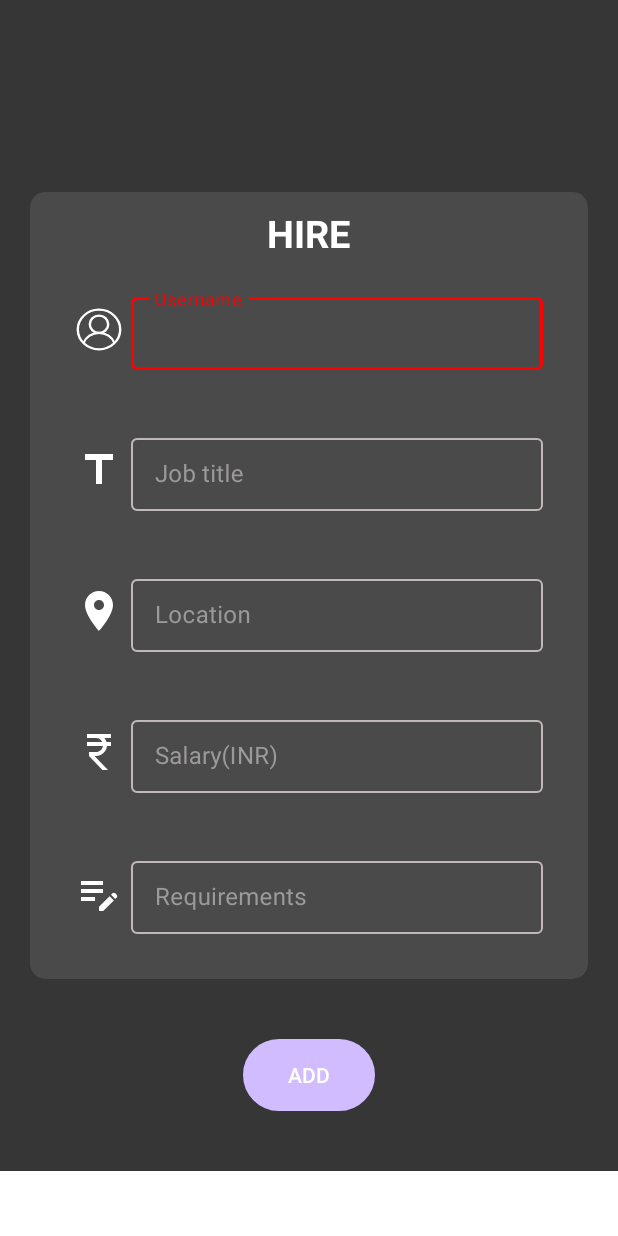
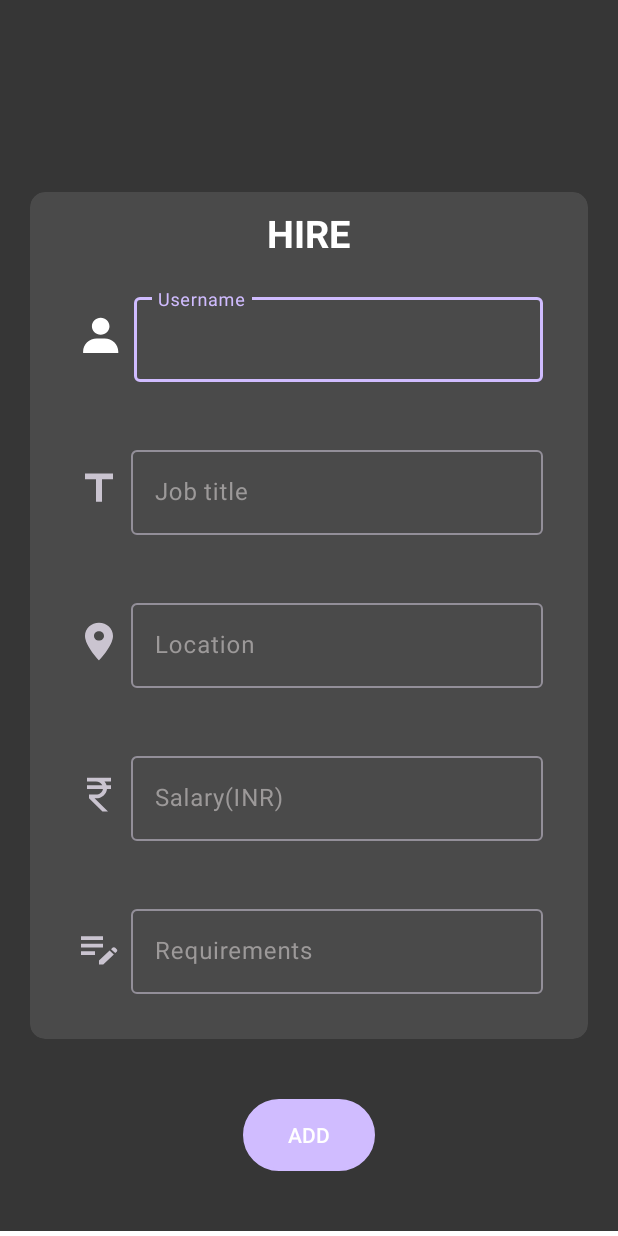
Before and after one commit to impratikspatil/HireASkill, an Android app: the layout fragment_add__job_fragment.xml on its own in the app's theme, with its tools: preview values and no code run, on a phone screen of 412 x 824 dp. Run offline under Robolectric (Android 15) with nearby library versions, the phone set to English and light mode, and no system bars.

Commit message:
Final Code till now

```diff
--- a/app/build.gradle
+++ b/app/build.gradle
@@ -60,6 +60,7 @@ dependencies {
     implementation 'androidx.navigation:navigation-ui-ktx:2.4.1'
     implementation 'com.google.firebase:firebase-storage-ktx:20.0.0'
     testImplementation 'junit:junit:4.+'
+    implementation 'com.google.android.material:material:1.0.0'
     androidTestImplementation 'androidx.test.ext:junit:1.1.3'
     androidTestImplementation 'androidx.test.espresso:espresso-core:3.4.0'
 }
--- a/app/src/main/res/drawable/ic_baseline_currency_rupee_24.xml
+++ b/app/src/main/res/drawable/ic_baseline_currency_rupee_24.xml
@@ -1,5 +1,10 @@
-<vector android:height="32dp" android:tint="#363636"
-    android:viewportHeight="24" android:viewportWidth="24"
-    android:width="32dp" xmlns:android="http://schemas.android.com/apk/res/android">
-    <path android:fillColor="@android:color/white" android:pathData="M13.66,7C13.1,5.82 11.9,5 10.5,5L6,5V3h12v2l-3.26,0c0.48,0.58 0.84,1.26 1.05,2L18,7v2l-2.02,0c-0.25,2.8 -2.61,5 -5.48,5H9.77l6.73,7h-2.77L7,14v-2h3.5c1.76,0 3.22,-1.3 3.46,-3L6,9V7L13.66,7z"/>
+<vector xmlns:android="http://schemas.android.com/apk/res/android"
+    android:width="32dp"
+    android:height="30dp"
+    android:viewportWidth="24"
+    android:viewportHeight="24"
+    android:tint="?attr/colorControlNormal">
+  <path
+      android:fillColor="@android:color/white"
+      android:pathData="M13.66,7C13.1,5.82 11.9,5 10.5,5L6,5V3h12v2l-3.26,0c0.48,0.58 0.84,1.26 1.05,2L18,7v2l-2.02,0c-0.25,2.8 -2.61,5 -5.48,5H9.77l6.73,7h-2.77L7,14v-2h3.5c1.76,0 3.22,-1.3 3.46,-3L6,9V7L13.66,7z"/>
 </vector>
--- a/app/src/main/res/drawable/ic_baseline_edit_note_24.xml
+++ b/app/src/main/res/drawable/ic_baseline_edit_note_24.xml
@@ -1,5 +1,10 @@
-<vector android:height="32dp" android:tint="#363636"
-    android:viewportHeight="24" android:viewportWidth="24"
-    android:width="32dp" xmlns:android="http://schemas.android.com/apk/res/android">
-    <path android:fillColor="@android:color/white" android:pathData="M3,10h11v2H3V10zM3,8h11V6H3V8zM3,16h7v-2H3V16zM18.01,12.87l0.71,-0.71c0.39,-0.39 1.02,-0.39 1.41,0l0.71,0.71c0.39,0.39 0.39,1.02 0,1.41l-0.71,0.71L18.01,12.87zM17.3,13.58l-5.3,5.3V21h2.12l5.3,-5.3L17.3,13.58z"/>
+<vector xmlns:android="http://schemas.android.com/apk/res/android"
+    android:width="32dp"
+    android:height="30dp"
+    android:viewportWidth="24"
+    android:viewportHeight="24"
+    android:tint="?attr/colorControlNormal">
+  <path
+      android:fillColor="@android:color/white"
+      android:pathData="M3,10h11v2H3V10zM3,8h11V6H3V8zM3,16h7v-2H3V16zM18.01,12.87l0.71,-0.71c0.39,-0.39 1.02,-0.39 1.41,0l0.71,0.71c0.39,0.39 0.39,1.02 0,1.41l-0.71,0.71L18.01,12.87zM17.3,13.58l-5.3,5.3V21h2.12l5.3,-5.3L17.3,13.58z"/>
 </vector>
--- a/app/src/main/res/drawable/ic_baseline_location_on_24.xml
+++ b/app/src/main/res/drawable/ic_baseline_location_on_24.xml
@@ -1,5 +1,10 @@
-<vector android:height="32dp" android:tint="#363636"
-    android:viewportHeight="24" android:viewportWidth="24"
-    android:width="32dp" xmlns:android="http://schemas.android.com/apk/res/android">
-    <path android:fillColor="@android:color/white" android:pathData="M12,2C8.13,2 5,5.13 5,9c0,5.25 7,13 7,13s7,-7.75 7,-13c0,-3.87 -3.13,-7 -7,-7zM12,11.5c-1.38,0 -2.5,-1.12 -2.5,-2.5s1.12,-2.5 2.5,-2.5 2.5,1.12 2.5,2.5 -1.12,2.5 -2.5,2.5z"/>
+<vector xmlns:android="http://schemas.android.com/apk/res/android"
+    android:width="32dp"
+    android:height="30dp"
+    android:viewportWidth="24"
+    android:viewportHeight="24"
+    android:tint="?attr/colorControlNormal">
+  <path
+      android:fillColor="@android:color/white"
+      android:pathData="M12,2C8.13,2 5,5.13 5,9c0,5.25 7,13 7,13s7,-7.75 7,-13c0,-3.87 -3.13,-7 -7,-7zM12,11.5c-1.38,0 -2.5,-1.12 -2.5,-2.5s1.12,-2.5 2.5,-2.5 2.5,1.12 2.5,2.5 -1.12,2.5 -2.5,2.5z"/>
 </vector>
--- a/app/src/main/res/drawable/ic_baseline_title_24.xml
+++ b/app/src/main/res/drawable/ic_baseline_title_24.xml
@@ -1,5 +1,10 @@
-<vector android:height="32dp" android:tint="#363636"
-    android:viewportHeight="24" android:viewportWidth="24"
-    android:width="32dp" xmlns:android="http://schemas.android.com/apk/res/android">
-    <path android:fillColor="@android:color/white" android:pathData="M5,4v3h5.5v12h3V7H19V4z"/>
+<vector xmlns:android="http://schemas.android.com/apk/res/android"
+    android:width="32dp"
+    android:height="30dp"
+    android:viewportWidth="24"
+    android:viewportHeight="24"
+    android:tint="?attr/colorControlNormal">
+  <path
+      android:fillColor="@android:color/white"
+      android:pathData="M5,4v3h5.5v12h3V7H19V4z"/>
 </vector>
--- a/app/src/main/res/drawable/user_profile.xml
+++ b/app/src/main/res/drawable/user_profile.xml
@@ -1,6 +1,6 @@
 <vector xmlns:android="http://schemas.android.com/apk/res/android"
-    android:width="32dp"
-    android:height="30dp"
+    android:width="24dp"
+    android:height="24dp"
     android:viewportWidth="24"
     android:viewportHeight="24">
   <path
--- a/app/src/main/res/layout/fragment_add__job_fragment.xml
+++ b/app/src/main/res/layout/fragment_add__job_fragment.xml
@@ -2,7 +2,6 @@
 
 <ScrollView
     xmlns:android="http://schemas.android.com/apk/res/android"
-    xmlns:app="http://schemas.android.com/apk/res-auto"
     xmlns:tools="http://schemas.android.com/tools"
     android:layout_height="match_parent"
     android:orientation="vertical"
@@ -16,7 +15,7 @@
     android:layout_height="wrap_content"
     xmlns:app="http://schemas.android.com/apk/res-auto"
     android:background="#363636"
-    tools:context=".Home.add_job_fragment">
+    tools:context=".Home.Add_Job_fragment">
 
 
 
@@ -61,9 +60,10 @@
                     <ImageView
                         android:layout_width="wrap_content"
                         android:layout_height="wrap_content"
+                        android:paddingStart="5dp"
                         android:layout_gravity="center_vertical"
-                        android:layout_marginEnd="5dp"
-                        android:src="@drawable/user_icon_white"
+                        android:layout_marginEnd="10dp"
+                        android:src="@drawable/user_profile"
 
                         >
 
@@ -72,17 +72,13 @@
                     <com.google.android.material.textfield.TextInputLayout
                         android:layout_width="match_parent"
                         android:layout_height="wrap_content"
-                        app:endIconMode="clear_text"
                         android:hint="@string/username"
-                        style="@style/LoginTextInputLayoutStyle"
                         android:textColorHint="@color/grey">
 
                         <com.google.android.material.textfield.TextInputEditText
                             android:id="@+id/txtName"
                             android:layout_width="match_parent"
                             android:layout_height="wrap_content"
-                            android:cursorVisible="true"
-                            android:textCursorDrawable="@drawable/cursor"
                             android:backgroundTint="@color/login_activity_color"
                             android:inputType="textPersonName"
                             android:textColor="#ffffff"
@@ -106,23 +102,19 @@
                         android:layout_height="wrap_content"
                         android:layout_gravity="center_vertical"
                         android:layout_marginEnd="5dp"
-                        android:src="@drawable/ic_baseline_title_24"
-                        app:tint="@color/white"/>
+                        android:src="@drawable/ic_baseline_title_24"/>
 
 
                     <com.google.android.material.textfield.TextInputLayout
                         android:layout_width="match_parent"
                         android:layout_height="wrap_content"
                         android:hint="@string/job_title"
-                        style="@style/LoginTextInputLayoutStyle"
-                        app:endIconMode="clear_text"
                         android:textColorHint="@color/grey">
 
                         <com.google.android.material.textfield.TextInputEditText
                             android:id="@+id/txtjobtitle"
                             android:layout_width="match_parent"
                             android:layout_height="wrap_content"
-                            android:textCursorDrawable="@drawable/cursor"
                             android:backgroundTint="@color/login_activity_color"
                             android:inputType="textShortMessage"
                             android:textColor="#ffffff" />
@@ -143,8 +135,7 @@
                         android:layout_height="wrap_content"
                         android:layout_gravity="center_vertical"
                         android:layout_marginEnd="5dp"
-                        android:src="@drawable/ic_baseline_location_on_24"
-                        app:tint="@color/white">
+                        android:src="@drawable/ic_baseline_location_on_24">
 
                     </ImageView>
 
@@ -153,15 +144,12 @@
                         android:layout_width="match_parent"
                         android:layout_height="wrap_content"
                         android:hint="@string/location"
-                        style="@style/LoginTextInputLayoutStyle"
-                        app:endIconMode="clear_text"
                         android:textColorHint="@color/grey">
 
                         <com.google.android.material.textfield.TextInputEditText
                             android:id="@+id/txtlocation"
                             android:layout_width="match_parent"
                             android:layout_height="wrap_content"
-                            android:textCursorDrawable="@drawable/cursor"
                             android:backgroundTint="@color/login_activity_color"
                             android:inputType="textShortMessage"
                             android:textColor="#ffffff"
@@ -185,8 +173,7 @@
                         android:layout_height="wrap_content"
                         android:layout_gravity="center_vertical"
                         android:layout_marginEnd="5dp"
-                        android:src="@drawable/ic_baseline_currency_rupee_24"
-                        app:tint="@color/white">
+                        android:src="@drawable/ic_baseline_currency_rupee_24">
 
                     </ImageView>
 
@@ -195,15 +182,12 @@
                         android:layout_width="match_parent"
                         android:layout_height="wrap_content"
                         android:hint="@string/salary"
-                        app:endIconMode="clear_text"
-                        style="@style/LoginTextInputLayoutStyle"
                         android:textColorHint="@color/grey">
 
                         <com.google.android.material.textfield.TextInputEditText
                             android:id="@+id/salary"
                             android:layout_width="match_parent"
                             android:layout_height="wrap_content"
-                            android:textCursorDrawable="@drawable/cursor"
                             android:backgroundTint="@color/login_activity_color"
                             android:inputType="number"
                             android:textColor="#ffffff"
@@ -228,17 +212,14 @@
                         android:layout_height="wrap_content"
                         android:layout_gravity="center_vertical"
                         android:layout_marginEnd="5dp"
-                        android:src="@drawable/ic_baseline_edit_note_24"
-                        app:tint="@color/white">
+                        android:src="@drawable/ic_baseline_edit_note_24">
 
                     </ImageView>
 
                     <com.google.android.material.textfield.TextInputLayout
                         android:layout_width="match_parent"
                         android:layout_height="wrap_content"
-                        style="@style/LoginTextInputLayoutStyle"
                         android:hint="@string/requirements"
-                        app:endIconMode="clear_text"
                         android:textColorHint="@color/grey">
 
                         <com.google.android.material.textfield.TextInputEditText
@@ -246,7 +227,6 @@
                             android:layout_width="match_parent"
                             android:layout_height="wrap_content"
                             android:layout_marginTop="3dp"
-                            android:textCursorDrawable="@drawable/cursor"
                             android:backgroundTint="@color/login_activity_color"
                             android:inputType="textLongMessage"
                             android:textColor="#ffffff" />
@@ -260,7 +240,7 @@
         </androidx.cardview.widget.CardView>
 
         <Button
-            android:id="@+id/add_jobs_btn"
+            android:id="@+id/addJobsBtn"
             android:layout_width="wrap_content"
             android:layout_height="wrap_content"
             android:background="@drawable/button_background"
--- a/app/src/main/res/layout/fragment_settings.xml
+++ b/app/src/main/res/layout/fragment_settings.xml
@@ -91,7 +91,7 @@
                     <ImageView
                         android:layout_width="wrap_content"
                         android:layout_height="wrap_content"
-                        android:src="@drawable/ic_baseline_help_24"
+                        android:src="@drawable/ic_baseline_home_24"
                         />
                 </LinearLayout>
                 <LinearLayout
@@ -138,7 +138,7 @@
                     <ImageView
                         android:layout_width="wrap_content"
                         android:layout_height="wrap_content"
-                        android:src="@drawable/user_icon"
+                        android:src="@drawable/ic_baseline_login_24"
                         />
                 </LinearLayout>
                 <LinearLayout
--- a/app/src/main/res/layout/fragment_user_profile.xml
+++ b/app/src/main/res/layout/fragment_user_profile.xml
@@ -1,12 +1,9 @@
 <?xml version="1.0" encoding="utf-8"?>
-<androidx.constraintlayout.widget.ConstraintLayout
-    xmlns:android="http://schemas.android.com/apk/res/android"
+<androidx.constraintlayout.widget.ConstraintLayout xmlns:android="http://schemas.android.com/apk/res/android"
     xmlns:tools="http://schemas.android.com/tools"
     android:layout_width="match_parent"
     android:layout_height="match_parent"
-
     xmlns:app="http://schemas.android.com/apk/res-auto"
-
     android:background="#363636"
     tools:context=".Settings.UserProfileFragment">
 
@@ -74,8 +71,8 @@
                 android:layout_width="match_parent"
                 android:layout_height="wrap_content"
                 android:textColorHint="@color/grey"
-                app:startIconDrawable="@drawable/user_icon_white"
-                app:startIconTint="@color/white"
+
+
                 android:hint="@string/username">
 
                 <com.google.android.material.textfield.TextInputEditText
@@ -84,7 +81,6 @@
                     android:background="@color/login_activity_color"
                     android:layout_height="match_parent"
                     android:textColor="#ffffff"
-
                     android:inputType="text"/>
 
             </com.google.android.material.textfield.TextInputLayout>
@@ -98,11 +94,6 @@
                 android:layout_height="wrap_content"
                 android:layout_marginTop="10dp"
                 android:textColorHint="@color/grey"
-
-                app:prefixText="+91 "
-                app:prefixTextColor="#ff0000"
-                app:startIconDrawable="@drawable/ic_baseline_call_24"
-                app:startIconTint="@color/white"
                 android:hint="@string/mobile_number">
 
                 <com.google.android.material.textfield.TextInputEditText
@@ -112,9 +103,6 @@
                     android:layout_height="match_parent"
                     android:layout_marginBottom="10dp"
                     android:textColor="#ffffff"
-                    android:maxLength="10"
-
-
 
                     android:inputType="number"/>
 
--- a/app/src/main/res/values/colors.xml
+++ b/app/src/main/res/values/colors.xml
@@ -1,5 +1,5 @@
 <?xml version="1.0" encoding="utf-8"?>
-<resources xmlns:tools="http://schemas.android.com/tools">
+<resources>
     <color name="purple_200">#FF0000</color>
     <color name="purple_500">#FF0000</color>
     <color name="purple_700">#FF3700B3</color>
@@ -10,5 +10,4 @@
     <color name="login_activity_color">#4A4A4A</color>
     <color name="cardviewcolor">#858181</color>
     <color name="grey">#9C9999</color>
-    <color name="mtrl_textinput_default_box_stroke_color" tools:override="true">#fff</color>
 </resources>
```
